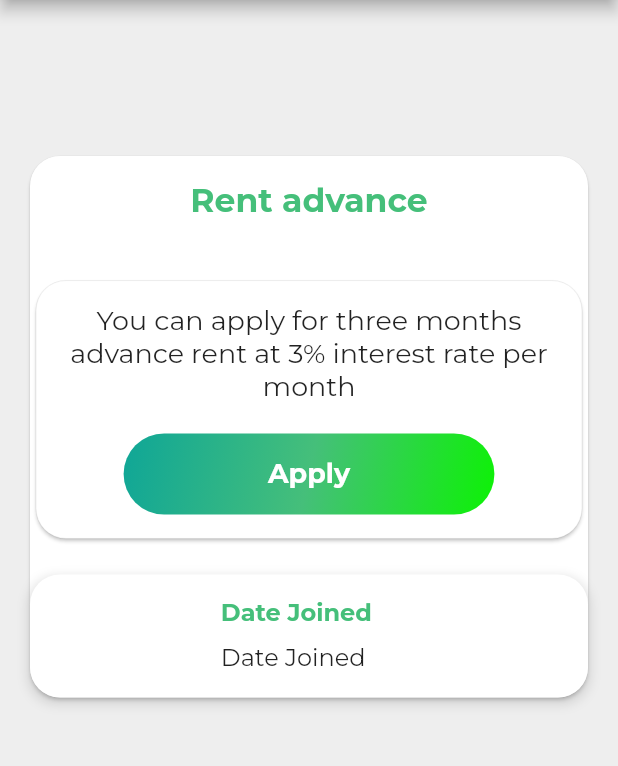
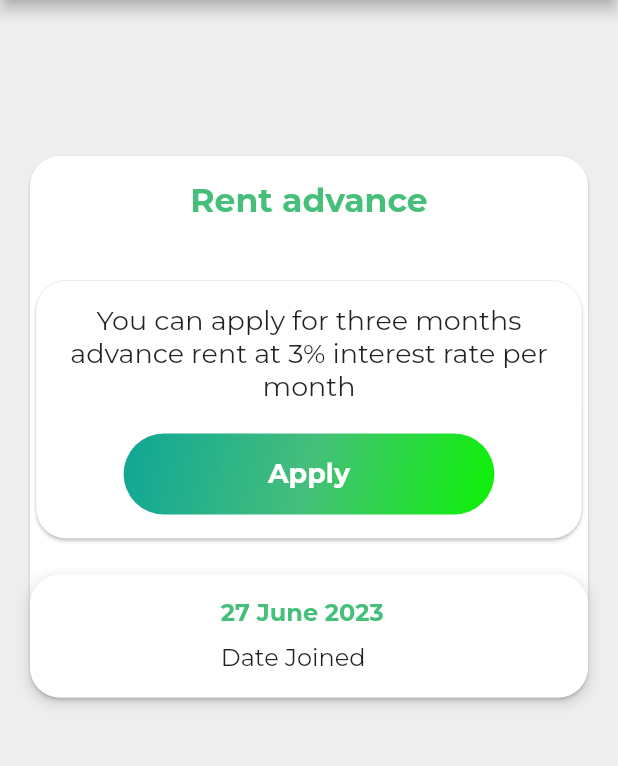
Before and after one commit to shahfarazz/rehnaa-concept, a Flutter app: the LandlordAdvanceRentPage screen opened directly with empty values, on a phone screen of 412 x 824 dp, the part 105-871 px from its top. Run offline on Flutter 3.47's test engine with Material 2 defaults, Android fonts, the phone set to English and light mode, and no system bars; our stand-ins replace cached_network_image, carousel_slider, cloud_firestore, confetti, firebase_auth, firebase_core and 12 more; missing offline and left inert: dart:html, dart:js_interop, flutter_pdfview; accounts and stored records are empty.

Commit message:
advance rent

```diff
--- a/lib/frontend/helper/Landlorddashboard_pages/landlord_advance_rent.dart
+++ b/lib/frontend/helper/Landlorddashboard_pages/landlord_advance_rent.dart
@@ -1,6 +1,8 @@
 import 'package:cloud_firestore/cloud_firestore.dart';
 import 'package:flutter/material.dart';
 import 'package:google_fonts/google_fonts.dart';
+import 'package:intl/intl.dart';
+
 
 import '../../../backend/models/landlordmodel.dart';
 import '../../Screens/Landlord/landlord_dashboard.dart';
@@ -224,11 +226,9 @@ class _LandlordAdvanceRentPageState extends State<LandlordAdvanceRentPage> {
                                 padding:
                                     EdgeInsets.only(left: size.width * 0.27)),
                             Text(
-                              landlord?.dateJoined
-                                      ?.toDate()
-                                      .toString()
-                                      .substring(0, 10) ??
-                                  'Date Joined',
+                              DateFormat('dd MMMM yyyy').format(landlord?.dateJoined?.toDate() ?? DateTime.now()),
+
+                                  // 'Date Joined',
                               style: TextStyle(
                                 fontSize: 16,
                                 fontWeight: FontWeight.bold,
--- a/lib/frontend/helper/Landlorddashboard_pages/landlord_interestfreeloan.dart
+++ b/lib/frontend/helper/Landlorddashboard_pages/landlord_interestfreeloan.dart
@@ -198,11 +198,7 @@ class _InterestFreeLoanPageState extends State<InterestFreeLoanPage>
                                 padding:
                                     EdgeInsets.only(left: size.width * 0.27)),
                             Text(
-                              landlord?.dateJoined
-                                      ?.toDate()
-                                      .toString()
-                                      .substring(0, 10) ??
-                                  'Date Joined',
+                               DateFormat('dd MMMM yyyy').format(landlord?.dateJoined?.toDate() ?? DateTime.now()),
                               style: TextStyle(
                                 fontSize: 16,
                                 fontWeight: FontWeight.bold,
```
